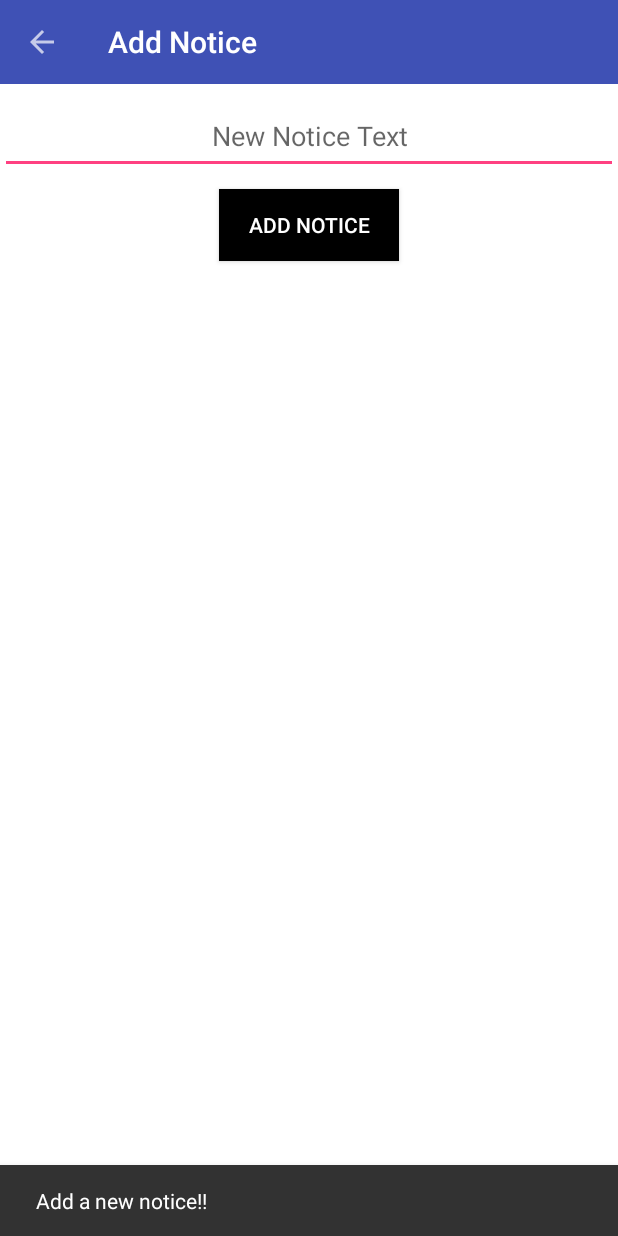
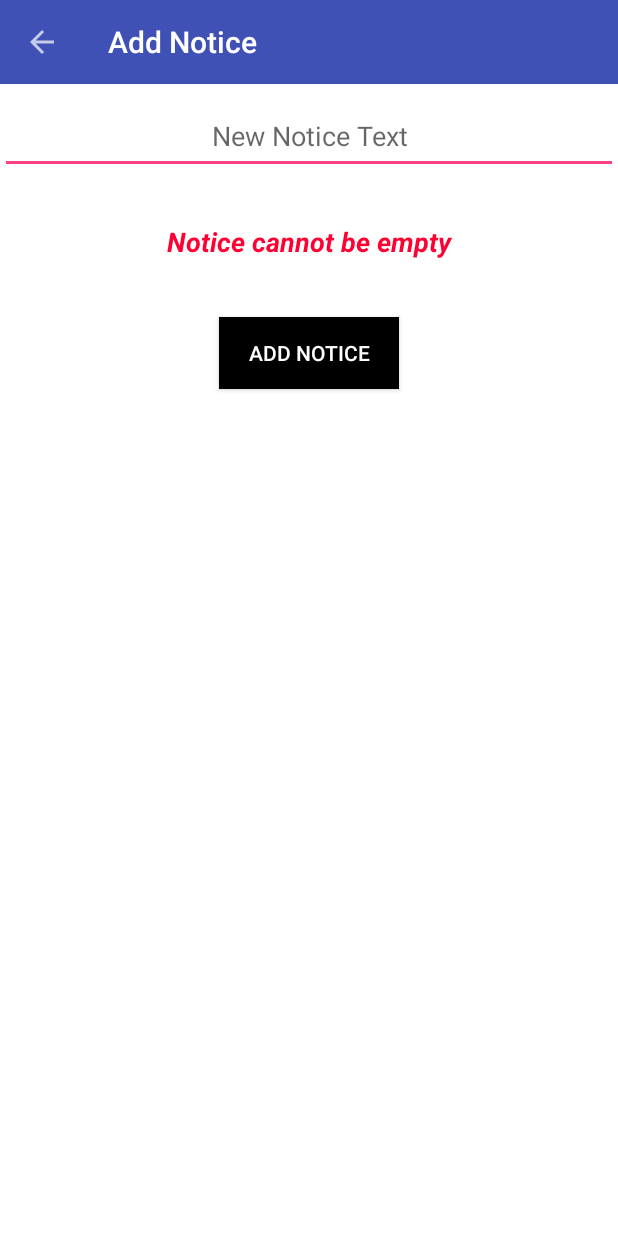
Before and after one commit to nozberkm/CSE-110-Galendary, an Android app: the AddNotice screen opened directly, with no data from a screen before it, after a tap on "ADD NOTICE", on a phone screen of 412 x 824 dp. Run offline under Robolectric (Android 15) with nearby library versions, the phone set to English and light mode, and no system bars.

Commit message:
Added valiation to add notice

```diff
--- a/app/src/main/java/com/example/aymaan/cse110applogin/AddNotice.java
+++ b/app/src/main/java/com/example/aymaan/cse110applogin/AddNotice.java
@@ -12,6 +12,7 @@ import android.view.View;
 import android.widget.AdapterView;
 import android.widget.ArrayAdapter;
 import android.widget.Button;
+import android.widget.EditText;
 import android.widget.ListView;
 
 
@@ -22,12 +23,16 @@ public class AddNotice extends AppCompatActivity {
     ArrayAdapter adapter;
     Context context;
     private Button add;
+    private EditText etAddNotice;
+    private EditText etError;
 
     protected void onCreate(Bundle savedInstanceState) {
         super.onCreate(savedInstanceState);
         setContentView(R.layout.activity_addnotice);
         context=this;
         add = (Button) findViewById(R.id.addButton);
+        etAddNotice = (EditText) findViewById(R.id.editTextAddNotice);
+        etError = (EditText) findViewById(R.id.editTextAddNoticeError);
 
         mToolbar = (android.support.v7.widget.Toolbar) findViewById(R.id.nav_action);
         setSupportActionBar(mToolbar);
@@ -38,11 +43,16 @@ public class AddNotice extends AppCompatActivity {
             getSupportActionBar().setDisplayShowHomeEnabled(true);
         }
 
-        add.setOnClickListener(new View.OnClickListener(){
+        add.setOnClickListener(new View.OnClickListener() {
             @Override
             public void onClick(View v) {
-                Snackbar.make(v, "Add a new notice!!", Snackbar.LENGTH_LONG)
-                        .setAction("Action", null).show();
+                if (etAddNotice.getText().toString().equals("")) {
+                    etError.setText("Notice cannot be empty");
+                } else {
+                    etError.setText("");
+                    Snackbar.make(v, "Add Notice!!!!", Snackbar.LENGTH_LONG)
+                            .setAction("Action", null).show();
+                }
             }
         });
 
--- a/app/src/main/res/layout/activity_addnotice.xml
+++ b/app/src/main/res/layout/activity_addnotice.xml
@@ -24,7 +24,7 @@
             android:orientation="vertical">
 
             <EditText
-                android:id="@+id/editText"
+                android:id="@+id/editTextAddNotice"
                 android:layout_width="match_parent"
                 android:layout_height="50dp"
                 android:layout_gravity="center"
@@ -37,6 +37,20 @@
                 android:singleLine="true"
                 android:textColor="@android:color/background_dark"
                 android:visibility="visible" />
+
+            <EditText
+                android:id="@+id/editTextAddNoticeError"
+                android:layout_width="match_parent"
+                android:layout_height="40dp"
+                android:layout_centerHorizontal="true"
+                android:layout_marginBottom="30dp"
+                android:layout_marginTop="15dp"
+                android:background="@android:color/transparent"
+                android:ems="10"
+                android:text=""
+                android:textAlignment="center"
+                android:textColor="#ff0033"
+                android:textStyle="bold|italic" />
 
             <Button
                 android:id="@+id/addButton"
```
